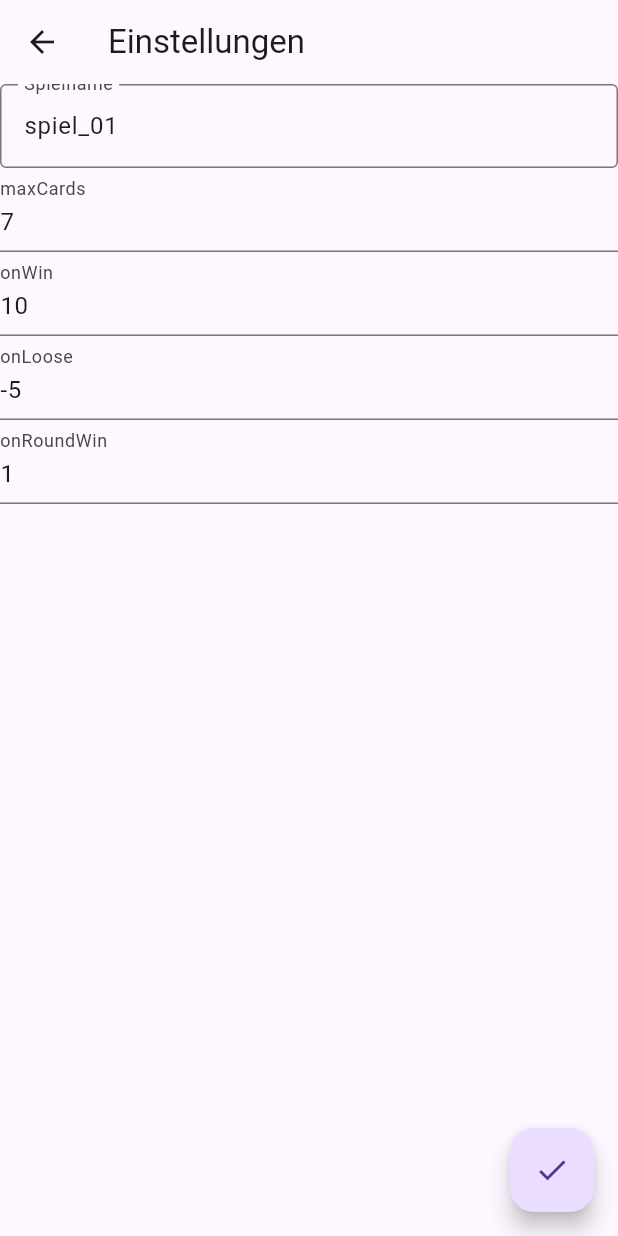
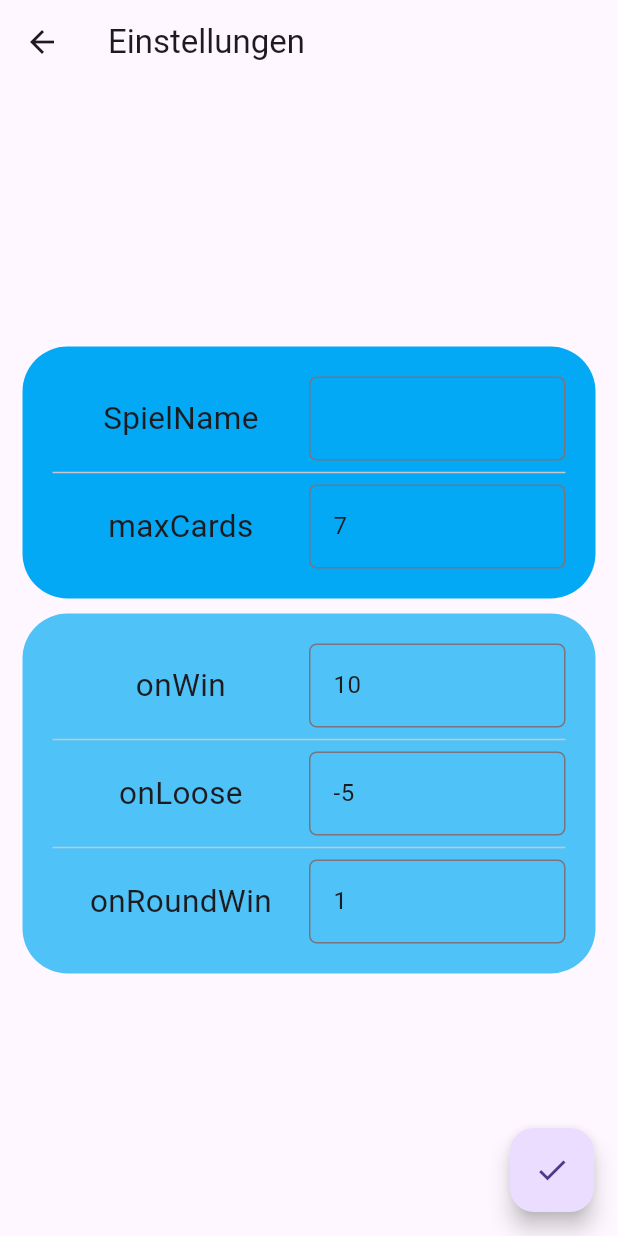
Before and after one commit to KlasL4243/Rote-20-Gewinnt, a Flutter app: the Settings screen opened directly, on a phone screen of 412 x 824 dp. Run offline on Flutter 3.47's test engine with Material 3 defaults, Android fonts, the phone set to English and light mode, and no system bars; our stand-ins replace hive_flutter; accounts and stored records are empty.

Commit message:
squash: settings

```diff
--- a/lib/presentation/names/number_form_field.dart
+++ b/lib/presentation/names/number_form_field.dart
@@ -5,31 +5,36 @@ class NumberFormField extends StatelessWidget {
   const NumberFormField({
     super.key,
     required this.labelText,
+    required this.onSaved,
     this.initialValue,
-    required this.onSaved,
-    required this.validator,
+    this.validator,
+    this.inputFormatters,
   });
 
   final String labelText;
   final String? initialValue;
   final void Function(String?) onSaved;
-  final FormFieldValidator<int> validator;
+  final FormFieldValidator<String>? validator;
+  final List<TextInputFormatter>? inputFormatters;
 
   @override
   Widget build(BuildContext context) {
     return TextFormField(
       decoration: InputDecoration(
-        labelText: labelText,
+        border: OutlineInputBorder(
+          borderRadius: BorderRadius.circular(5),
+        ),
       ),
       keyboardType: TextInputType.number,
-      inputFormatters: [
-        FilteringTextInputFormatter.digitsOnly,
-      ],
+      inputFormatters: inputFormatters,
       initialValue: initialValue,
       onSaved: onSaved,
       validator: (String? value) {
-        if (value == null || value.isEmpty) return "Keine valide Zahl";
-        return validator(int.parse(value));
+        if (value == null || value.isEmpty)
+          return "Bitte geben sie eine Zahl ein";
+        if (value == "-") return "Keine valide Zahl";
+        if (validator == null) return null;
+        return validator!(value);
       },
     );
   }
--- /dev/null
+++ b/lib/presentation/settings/entry_row.dart
@@ -0,0 +1,33 @@
+import 'package:flutter/material.dart';
+
+const TextScaler textScaler = TextScaler.linear(1.5);
+
+class EntryRow extends StatelessWidget {
+  const EntryRow({
+    super.key,
+    required this.text,
+    required this.formField,
+  });
+
+  final String text;
+  final Widget formField;
+
+  @override
+  Widget build(BuildContext context) {
+    return Row(
+      children: [
+        Flexible(
+          child: Center(
+            child: Text(
+              text,
+              textScaler: textScaler,
+            ),
+          ),
+        ),
+        Flexible(
+          child: formField,
+        )
+      ],
+    );
+  }
+}
--- a/lib/presentation/settings/settings.dart
+++ b/lib/presentation/settings/settings.dart
@@ -1,10 +1,15 @@
+// ignore_for_file: prefer_const_constructors
+
 import 'dart:developer';
 
 import 'package:flutter/material.dart';
+import 'package:flutter/services.dart';
 import 'package:rote20_gewinnt/data/game/game.dart';
 import 'package:rote20_gewinnt/data/manager/manager.dart';
+import 'package:rote20_gewinnt/presentation/home/home_card.dart';
 import 'package:rote20_gewinnt/presentation/names/names.dart';
 import 'package:rote20_gewinnt/presentation/names/number_form_field.dart';
+import 'package:rote20_gewinnt/presentation/settings/entry_row.dart';
 
 String? intValidator(String? value) {
   final zahl = int.tryParse(value!);
@@ -58,63 +63,174 @@ class _SettingsState extends State<Settings> {
       ),
       body: Form(
         key: _formKey,
-        child: ListView(
+        child: Padding(
+          padding: EdgeInsets.symmetric(horizontal: 15),
+          child: Column(
+            mainAxisAlignment: MainAxisAlignment.center,
             children: [
-            TextFormField(
-              decoration: const InputDecoration(
-                border: OutlineInputBorder(),
-                labelText: "Spielname",
+              Container(
+                padding: EdgeInsets.all(20),
+                decoration: BoxDecoration(
+                  shape: BoxShape.rectangle,
+                  borderRadius: BorderRadius.circular(30),
+                  color: Colors.lightBlue,
                 ),
-              initialValue: "spiel_01",
+                child: Column(
+                  children: [
+                    EntryRow(
+                      text: "SpielName",
+                      formField: TextFormField(
+                        decoration: InputDecoration(
+                          border: OutlineInputBorder(
+                            borderRadius: BorderRadius.circular(5),
+                          ),
+                        ),
                         onSaved: (String? value) {
                           Manager.game.name = value!;
                           log("name saved!");
                         },
-              validator: (String? name) => (name == null || name.isEmpty)
+                        validator: (String? name) =>
+                            (name == null || name.isEmpty)
                                 ? "Bitte gib einen Namen ein"
                                 : (Manager.getSavedGameNames().contains(name))
                                     ? "Der Name ist bereits vergeben!"
                                     : null,
                       ),
-            NumberFormField(
+                    ),
+                    Divider(),
+                    EntryRow(
+                      text: "maxCards",
+                      formField: NumberFormField(
                         labelText: "maxCards",
                         initialValue: "7",
                         onSaved: (String? value) {
                           Manager.game.maxCards = int.parse(value!);
                           log("name saved!");
                         },
-              validator: (int? value) => value! < 0 ? "Zahl zu klein" : null,
+                        validator: (String? value) {
+                          if (value == null || value.isEmpty)
+                            return "Keine valide Zahl";
+                          if (int.parse(value) < 0) return "Zahl zu klein";
+                          return null;
+                        },
+                        inputFormatters: [
+                          LengthLimitingTextInputFormatter(2),
+                          FilteringTextInputFormatter.digitsOnly,
+                        ],
                       ),
-            NumberFormField(
+                    ),
+                  ],
+                ),
+              ),
+              SizedBox(height: 10),
+              Container(
+                padding: EdgeInsets.all(20),
+                decoration: BoxDecoration(
+                  shape: BoxShape.rectangle,
+                  borderRadius: BorderRadius.circular(30),
+                  color: Colors.lightBlue[300],
+                ),
+                child: Column(
+                  children: [
+                    EntryRow(
+                      text: "onWin",
+                      formField: NumberFormField(
                         labelText: "onWin",
                         initialValue: "10",
                         onSaved: (String? value) {
                           Manager.game.onWin = int.parse(value!);
                           log("onWin saved!");
                         },
-              validator: (value) => null,
                       ),
-            NumberFormField(
+                    ),
+                    Divider(),
+                    EntryRow(
+                      text: "onLoose",
+                      formField: NumberFormField(
                         labelText: "onLoose",
                         initialValue: "-5",
                         onSaved: (String? value) {
                           Manager.game.onLoose = int.parse(value!);
                           log("onLoose saved!");
                         },
-              validator: (value) => null,
                       ),
-            NumberFormField(
+                    ),
+                    Divider(),
+                    EntryRow(
+                      text: "onRoundWin",
+                      formField: NumberFormField(
                         labelText: "onRoundWin",
                         initialValue: "1",
                         onSaved: (String? value) {
                           Manager.game.onRoundWin = int.parse(value!);
                           log("onRoundWin saved!");
                         },
-              validator: (value) => null,
+                      ),
+                    )
+                  ],
+                ),
               ),
             ],
           ),
         ),
+        // child: ListView(
+        //   children: [
+        //     TextFormField(
+        //       decoration: const InputDecoration(
+        //         border: OutlineInputBorder(),
+        //         labelText: "Spielname",
+        //       ),
+        //       initialValue: "spiel_01",
+        //       onSaved: (String? value) {
+        //         Manager.game.name = value!;
+        //         log("name saved!");
+        //       },
+        //       validator: (String? name) => (name == null || name.isEmpty)
+        //           ? "Bitte gib einen Namen ein"
+        //           : (Manager.getSavedGameNames().contains(name))
+        //               ? "Der Name ist bereits vergeben!"
+        //               : null,
+        //     ),
+        //     NumberFormField(
+        //       labelText: "maxCards",
+        //       initialValue: "7",
+        //       onSaved: (String? value) {
+        //         Manager.game.maxCards = int.parse(value!);
+        //         log("name saved!");
+        //       },
+        //       validator: (String? value) {
+        //         if (value == null || value.isEmpty) return "Keine valide Zahl";
+        //         if (int.parse(value) < 0) return "Zahl zu klein";
+        //         return null;
+        //       },
+        //     ),
+        //     NumberFormField(
+        //       labelText: "onWin",
+        //       initialValue: "10",
+        //       onSaved: (String? value) {
+        //         Manager.game.onWin = int.parse(value!);
+        //         log("onWin saved!");
+        //       },
+        //     ),
+        //     NumberFormField(
+        //       labelText: "onLoose",
+        //       initialValue: "-5",
+        //       onSaved: (String? value) {
+        //         Manager.game.onLoose = int.parse(value!);
+        //         log("onLoose saved!");
+        //       },
+        //     ),
+        //     NumberFormField(
+        //       labelText: "onRoundWin",
+        //       initialValue: "1",
+        //       onSaved: (String? value) {
+        //         Manager.game.onRoundWin = int.parse(value!);
+        //         log("onRoundWin saved!");
+        //       },
+        //     ),
+        //   ],
+        // ),
+      ),
     );
   }
 }
```
Lines whose indentation alone changed are shown as unchanged.
